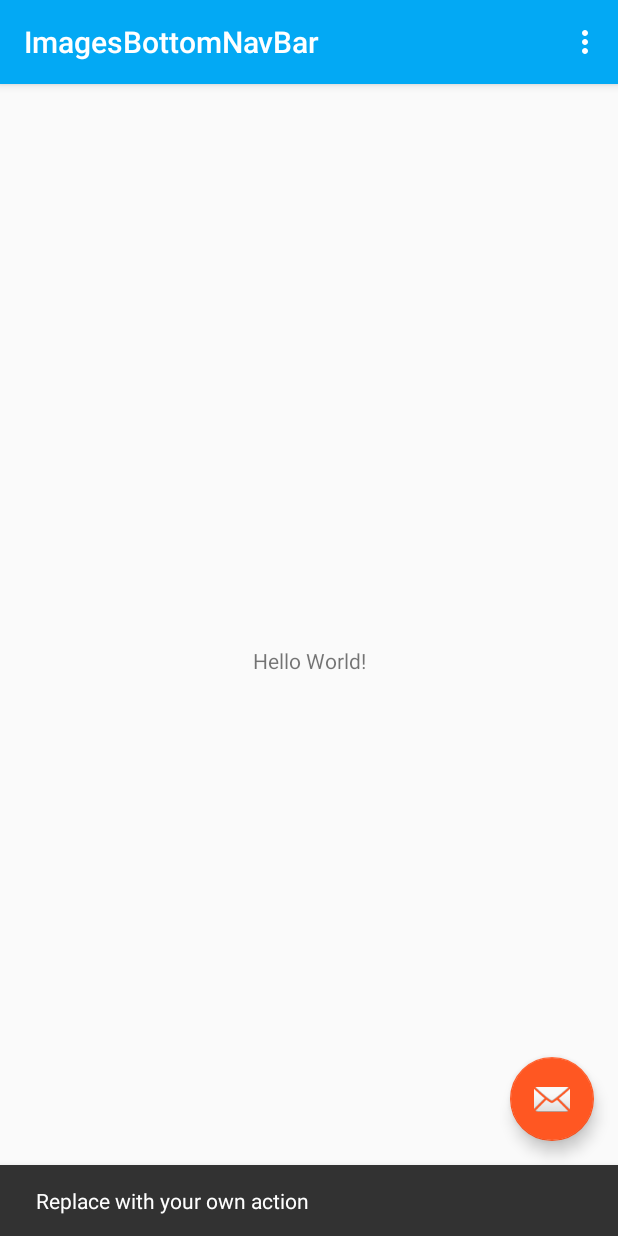
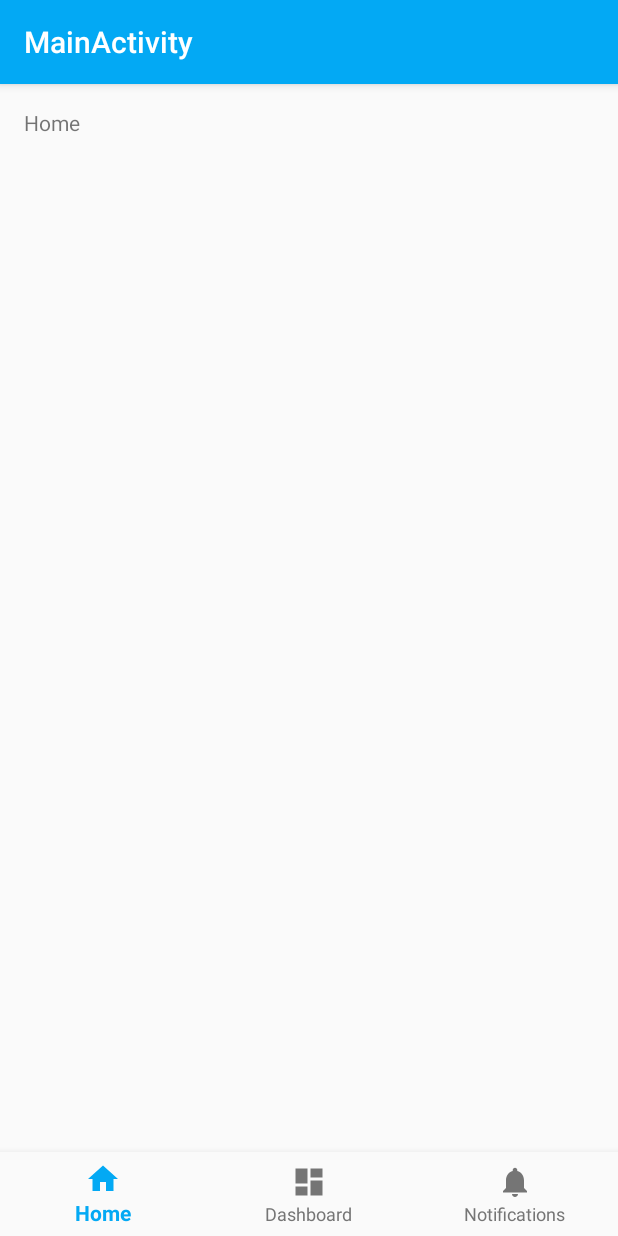
Before and after one commit to panta97/ImagesBottomNavBar, an Android app: the screen it shows after launch (MainActivity), after a tap on an icon or button, on a phone screen of 412 x 824 dp. Run offline under Robolectric (Android 15) with nearby library versions, the phone set to English and light mode, and no system bars; libraries missing offline, so code that uses them is left out: com.androidnetworking; 1 statement that could not run was skipped.

Commit message:
refactor & bottom navigation activity

```diff
--- a/app/build.gradle
+++ b/app/build.gradle
@@ -9,6 +9,7 @@ android {
         versionCode 1
         versionName "1.0"
         testInstrumentationRunner "android.support.test.runner.AndroidJUnitRunner"
+        vectorDrawables.useSupportLibrary = true
     }
     buildTypes {
         release {
@@ -23,6 +24,7 @@ dependencies {
     implementation 'com.android.support:appcompat-v7:27.1.1'
     implementation 'com.android.support.constraint:constraint-layout:1.1.0'
     implementation 'com.android.support:design:27.1.1'
+    implementation 'com.android.support:support-vector-drawable:27.1.1'
     testImplementation 'junit:junit:4.12'
     implementation 'com.amitshekhar.android:android-networking:1.0.1'
     androidTestImplementation 'com.android.support.test:runner:1.0.1'
--- a/app/src/main/java/com/example/roosevelt/imagesbottomnavbar/viewcontrollers/activities/MainActivity.java
+++ b/app/src/main/java/com/example/roosevelt/imagesbottomnavbar/viewcontrollers/activities/MainActivity.java
@@ -1,54 +1,46 @@
 package com.example.roosevelt.imagesbottomnavbar.viewcontrollers.activities;
 
 import android.os.Bundle;
-import android.support.design.widget.FloatingActionButton;
-import android.support.design.widget.Snackbar;
+import android.support.annotation.NonNull;
+import android.support.design.widget.BottomNavigationView;
 import android.support.v7.app.AppCompatActivity;
-import android.support.v7.widget.Toolbar;
-import android.view.View;
-import android.view.Menu;
 import android.view.MenuItem;
+import android.widget.TextView;
 
 import com.example.roosevelt.imagesbottomnavbar.R;
 
 public class MainActivity extends AppCompatActivity {
 
+    private TextView mTextMessage;
+
+    private BottomNavigationView.OnNavigationItemSelectedListener mOnNavigationItemSelectedListener
+            = new BottomNavigationView.OnNavigationItemSelectedListener() {
+
+        @Override
+        public boolean onNavigationItemSelected(@NonNull MenuItem item) {
+            switch (item.getItemId()) {
+                case R.id.navigation_home:
+                    mTextMessage.setText(R.string.title_home);
+                    return true;
+                case R.id.navigation_dashboard:
+                    mTextMessage.setText(R.string.title_dashboard);
+                    return true;
+                case R.id.navigation_notifications:
+                    mTextMessage.setText(R.string.title_notifications);
+                    return true;
+            }
+            return false;
+        }
+    };
+
     @Override
     protected void onCreate(Bundle savedInstanceState) {
         super.onCreate(savedInstanceState);
         setContentView(R.layout.activity_main);
-        Toolbar toolbar = (Toolbar) findViewById(R.id.toolbar);
-        setSupportActionBar(toolbar);
 
-        FloatingActionButton fab = (FloatingActionButton) findViewById(R.id.fab);
-        fab.setOnClickListener(new View.OnClickListener() {
-            @Override
-            public void onClick(View view) {
-                Snackbar.make(view, "Replace with your own action", Snackbar.LENGTH_LONG)
-                        .setAction("Action", null).show();
-            }
-        });
+        mTextMessage = (TextView) findViewById(R.id.message);
+        BottomNavigationView navigation = (BottomNavigationView) findViewById(R.id.navigation);
+        navigation.setOnNavigationItemSelectedListener(mOnNavigationItemSelectedListener);
     }
 
-    @Override
-    public boolean onCreateOptionsMenu(Menu menu) {
-        // Inflate the menu; this adds items to the action bar if it is present.
-        getMenuInflater().inflate(R.menu.menu_main, menu);
-        return true;
-    }
-
-    @Override
-    public boolean onOptionsItemSelected(MenuItem item) {
-        // Handle action bar item clicks here. The action bar will
-        // automatically handle clicks on the Home/Up button, so long
-        // as you specify a parent activity in AndroidManifest.xml.
-        int id = item.getItemId();
-
-        //noinspection SimplifiableIfStatement
-        if (id == R.id.action_settings) {
-            return true;
-        }
-
-        return super.onOptionsItemSelected(item);
-    }
 }
--- /dev/null
+++ b/app/src/main/java/com/example/roosevelt/imagesbottomnavbar/viewcontrollers/activities/OnBoardingActivity.java
@@ -0,0 +1,54 @@
+package com.example.roosevelt.imagesbottomnavbar.viewcontrollers.activities;
+
+import android.content.Intent;
+import android.os.Bundle;
+import android.support.design.widget.FloatingActionButton;
+import android.support.design.widget.Snackbar;
+import android.support.v7.app.AppCompatActivity;
+import android.support.v7.widget.Toolbar;
+import android.view.View;
+import android.view.Menu;
+import android.view.MenuItem;
+
+import com.example.roosevelt.imagesbottomnavbar.R;
+
+public class OnBoardingActivity extends AppCompatActivity {
+
+    @Override
+    protected void onCreate(Bundle savedInstanceState) {
+        super.onCreate(savedInstanceState);
+        setContentView(R.layout.activity_on_boarding);
+        Toolbar toolbar = (Toolbar) findViewById(R.id.toolbar);
+        setSupportActionBar(toolbar);
+
+        FloatingActionButton fab = (FloatingActionButton) findViewById(R.id.fab);
+        fab.setOnClickListener(new View.OnClickListener() {
+            @Override
+            public void onClick(View view) {
+                startActivity(new Intent(view.getContext(), MainActivity.class));
+            }
+        });
+    }
+
+    @Override
+    public boolean onCreateOptionsMenu(Menu menu) {
+        // Inflate the menu; this adds items to the action bar if it is present.
+        getMenuInflater().inflate(R.menu.menu_main, menu);
+        return true;
+    }
+
+    @Override
+    public boolean onOptionsItemSelected(MenuItem item) {
+        // Handle action bar item clicks here. The action bar will
+        // automatically handle clicks on the Home/Up button, so long
+        // as you specify a parent activity in AndroidManifest.xml.
+        int id = item.getItemId();
+
+        //noinspection SimplifiableIfStatement
+        if (id == R.id.action_settings) {
+            return true;
+        }
+
+        return super.onOptionsItemSelected(item);
+    }
+}
--- /dev/null
+++ b/app/src/main/res/drawable/ic_dashboard_black_24dp.xml
@@ -0,0 +1,9 @@
+<vector xmlns:android="http://schemas.android.com/apk/res/android"
+    android:width="24dp"
+    android:height="24dp"
+    android:viewportHeight="24.0"
+    android:viewportWidth="24.0">
+    <path
+        android:fillColor="#FF000000"
+        android:pathData="M3,13h8L11,3L3,3v10zM3,21h8v-6L3,15v6zM13,21h8L21,11h-8v10zM13,3v6h8L21,3h-8z" />
+</vector>
--- /dev/null
+++ b/app/src/main/res/drawable/ic_home_black_24dp.xml
@@ -0,0 +1,9 @@
+<vector xmlns:android="http://schemas.android.com/apk/res/android"
+    android:width="24dp"
+    android:height="24dp"
+    android:viewportHeight="24.0"
+    android:viewportWidth="24.0">
+    <path
+        android:fillColor="#FF000000"
+        android:pathData="M10,20v-6h4v6h5v-8h3L12,3 2,12h3v8z" />
+</vector>
--- /dev/null
+++ b/app/src/main/res/drawable/ic_notifications_black_24dp.xml
@@ -0,0 +1,9 @@
+<vector xmlns:android="http://schemas.android.com/apk/res/android"
+    android:width="24dp"
+    android:height="24dp"
+    android:viewportHeight="24.0"
+    android:viewportWidth="24.0">
+    <path
+        android:fillColor="#FF000000"
+        android:pathData="M12,22c1.1,0 2,-0.9 2,-2h-4c0,1.1 0.89,2 2,2zM18,16v-5c0,-3.07 -1.64,-5.64 -4.5,-6.32L13.5,4c0,-0.83 -0.67,-1.5 -1.5,-1.5s-1.5,0.67 -1.5,1.5v0.68C7.63,5.36 6,7.92 6,11v5l-2,2v1h16v-1l-2,-2z" />
+</vector>
--- a/app/src/main/res/layout/activity_main.xml
+++ b/app/src/main/res/layout/activity_main.xml
@@ -1,33 +1,33 @@
 <?xml version="1.0" encoding="utf-8"?>
-<android.support.design.widget.CoordinatorLayout xmlns:android="http://schemas.android.com/apk/res/android"
+<android.support.constraint.ConstraintLayout xmlns:android="http://schemas.android.com/apk/res/android"
     xmlns:app="http://schemas.android.com/apk/res-auto"
     xmlns:tools="http://schemas.android.com/tools"
+    android:id="@+id/container"
     android:layout_width="match_parent"
     android:layout_height="match_parent"
     tools:context=".viewcontrollers.activities.MainActivity">
 
-    <android.support.design.widget.AppBarLayout
-        android:layout_width="match_parent"
-        android:layout_height="wrap_content"
-        android:theme="@style/AppTheme.AppBarOverlay">
-
-        <android.support.v7.widget.Toolbar
-            android:id="@+id/toolbar"
-            android:layout_width="match_parent"
-            android:layout_height="?attr/actionBarSize"
-            android:background="?attr/colorPrimary"
-            app:popupTheme="@style/AppTheme.PopupOverlay" />
-
-    </android.support.design.widget.AppBarLayout>
-
-    <include layout="@layout/content_main" />
-
-    <android.support.design.widget.FloatingActionButton
-        android:id="@+id/fab"
+    <TextView
+        android:id="@+id/message"
         android:layout_width="wrap_content"
         android:layout_height="wrap_content"
-        android:layout_gravity="bottom|end"
-        android:layout_margin="@dimen/fab_margin"
-        app:srcCompat="@android:drawable/ic_dialog_email" />
+        android:layout_marginLeft="@dimen/activity_horizontal_margin"
+        android:layout_marginStart="@dimen/activity_horizontal_margin"
+        android:layout_marginTop="@dimen/activity_vertical_margin"
+        android:text="@string/title_home"
+        app:layout_constraintLeft_toLeftOf="parent"
+        app:layout_constraintTop_toTopOf="parent" />
 
-</android.support.design.widget.CoordinatorLayout>
+    <android.support.design.widget.BottomNavigationView
+        android:id="@+id/navigation"
+        android:layout_width="0dp"
+        android:layout_height="wrap_content"
+        android:layout_marginEnd="0dp"
+        android:layout_marginStart="0dp"
+        android:background="?android:attr/windowBackground"
+        app:layout_constraintBottom_toBottomOf="parent"
+        app:layout_constraintLeft_toLeftOf="parent"
+        app:layout_constraintRight_toRightOf="parent"
+        app:menu="@menu/navigation" />
+
+</android.support.constraint.ConstraintLayout>
--- /dev/null
+++ b/app/src/main/res/layout/activity_on_boarding.xml
@@ -0,0 +1,33 @@
+<?xml version="1.0" encoding="utf-8"?>
+<android.support.design.widget.CoordinatorLayout xmlns:android="http://schemas.android.com/apk/res/android"
+    xmlns:app="http://schemas.android.com/apk/res-auto"
+    xmlns:tools="http://schemas.android.com/tools"
+    android:layout_width="match_parent"
+    android:layout_height="match_parent"
+    tools:context=".viewcontrollers.activities.OnBoardingActivity">
+
+    <android.support.design.widget.AppBarLayout
+        android:layout_width="match_parent"
+        android:layout_height="wrap_content"
+        android:theme="@style/AppTheme.AppBarOverlay">
+
+        <android.support.v7.widget.Toolbar
+            android:id="@+id/toolbar"
+            android:layout_width="match_parent"
+            android:layout_height="?attr/actionBarSize"
+            android:background="?attr/colorPrimary"
+            app:popupTheme="@style/AppTheme.PopupOverlay" />
+
+    </android.support.design.widget.AppBarLayout>
+
+    <include layout="@layout/content_main" />
+
+    <android.support.design.widget.FloatingActionButton
+        android:id="@+id/fab"
+        android:layout_width="wrap_content"
+        android:layout_height="wrap_content"
+        android:layout_gravity="bottom|end"
+        android:layout_margin="@dimen/fab_margin"
+        app:srcCompat="@android:drawable/ic_dialog_email" />
+
+</android.support.design.widget.CoordinatorLayout>
--- a/app/src/main/res/layout/content_main.xml
+++ b/app/src/main/res/layout/content_main.xml
@@ -5,8 +5,8 @@
     android:layout_width="match_parent"
     android:layout_height="match_parent"
     app:layout_behavior="@string/appbar_scrolling_view_behavior"
-    tools:context=".viewcontrollers.activities.MainActivity"
-    tools:showIn="@layout/activity_main">
+    tools:context=".viewcontrollers.activities.OnBoardingActivity"
+    tools:showIn="@layout/activity_on_boarding">
 
     <TextView
         android:layout_width="wrap_content"
--- a/app/src/main/res/menu/menu_main.xml
+++ b/app/src/main/res/menu/menu_main.xml
@@ -1,7 +1,7 @@
 <menu xmlns:android="http://schemas.android.com/apk/res/android"
     xmlns:app="http://schemas.android.com/apk/res-auto"
     xmlns:tools="http://schemas.android.com/tools"
-    tools:context="com.example.roosevelt.imagesbottomnavbar.viewcontrollers.activities.MainActivity">
+    tools:context="com.example.roosevelt.imagesbottomnavbar.viewcontrollers.activities.OnBoardingActivity">
     <item
         android:id="@+id/action_settings"
         android:orderInCategory="100"
--- /dev/null
+++ b/app/src/main/res/menu/navigation.xml
@@ -0,0 +1,19 @@
+<?xml version="1.0" encoding="utf-8"?>
+<menu xmlns:android="http://schemas.android.com/apk/res/android">
+
+    <item
+        android:id="@+id/navigation_home"
+        android:icon="@drawable/ic_home_black_24dp"
+        android:title="@string/title_home" />
+
+    <item
+        android:id="@+id/navigation_dashboard"
+        android:icon="@drawable/ic_dashboard_black_24dp"
+        android:title="@string/title_dashboard" />
+
+    <item
+        android:id="@+id/navigation_notifications"
+        android:icon="@drawable/ic_notifications_black_24dp"
+        android:title="@string/title_notifications" />
+
+</menu>
--- a/app/src/main/res/values/dimens.xml
+++ b/app/src/main/res/values/dimens.xml
@@ -1,3 +1,6 @@
 <resources>
     <dimen name="fab_margin">16dp</dimen>
+    <!-- Default screen margins, per the Android Design guidelines. -->
+    <dimen name="activity_horizontal_margin">16dp</dimen>
+    <dimen name="activity_vertical_margin">16dp</dimen>
 </resources>
--- a/app/src/main/res/values/strings.xml
+++ b/app/src/main/res/values/strings.xml
@@ -1,4 +1,8 @@
 <resources>
     <string name="app_name">ImagesBottomNavBar</string>
     <string name="action_settings">Settings</string>
+    <string name="title_activity_main">MainActivity</string>
+    <string name="title_home">Home</string>
+    <string name="title_dashboard">Dashboard</string>
+    <string name="title_notifications">Notifications</string>
 </resources>
```
Also changed, not shown: app/src/main/AndroidManifest.xml (+6 -2 lines).
